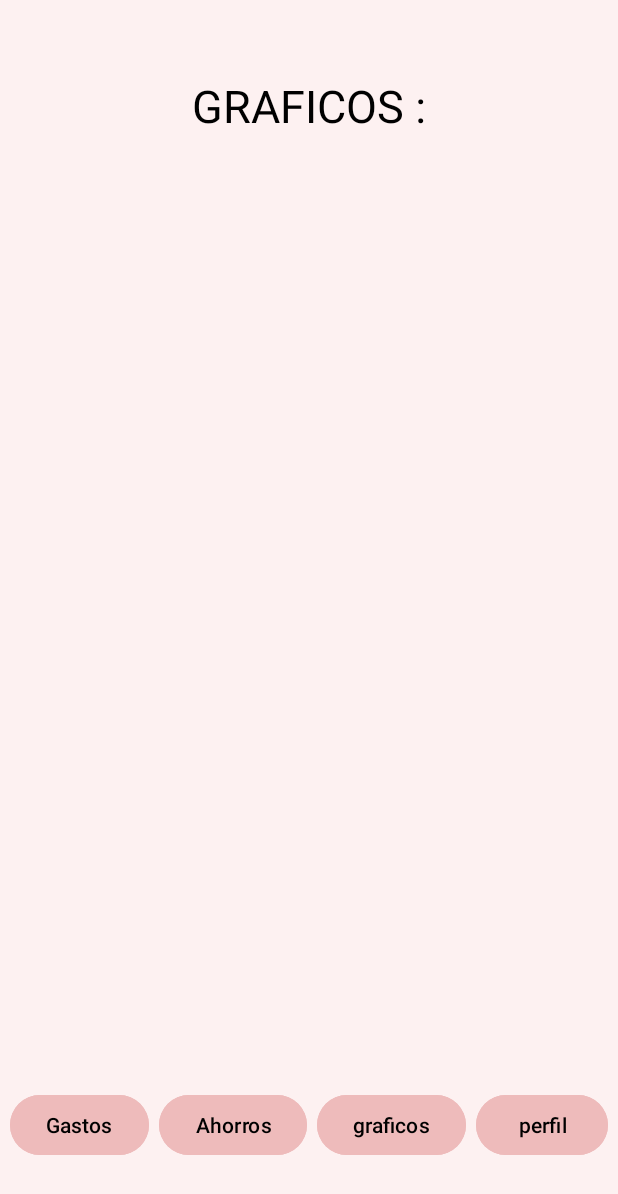
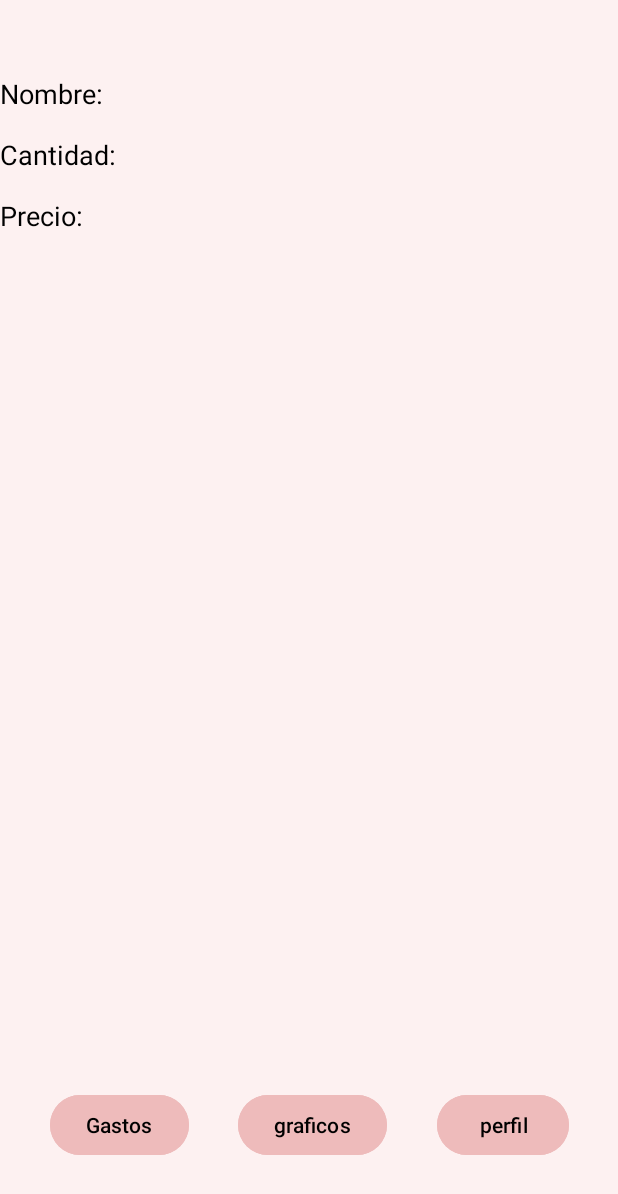
Before and after one commit to Chapicrack/final_juego, an Android app: the screen it shows after launch (GraficosActivity), after a tap on "graficos", on a phone screen of 412 x 824 dp. Shown: the top 1194 px of the screen. Run offline under Robolectric (Android 15) with nearby library versions, the phone set to English and light mode, and no system bars.

Commit message:
se elimino el boton de ahorros

```diff
--- a/app/src/main/AndroidManifest.xml
+++ b/app/src/main/AndroidManifest.xml
@@ -13,13 +13,13 @@
         android:theme="@style/Theme.Trabajo_final"
         tools:targetApi="31">
         <activity
+            android:name=".AhorrosActivity"
+            android:exported="false" />
+        <activity
             android:name=".PerfilActivity"
             android:exported="false" />
         <activity
             android:name=".GraficosActivity"
-            android:exported="false" />
-        <activity
-            android:name=".AhorrosActivity"
             android:exported="false" />
         <activity
             android:name=".activityCalculadora"
--- a/app/src/main/java/com/example/trabajo_final/GraficosActivity.kt
+++ b/app/src/main/java/com/example/trabajo_final/GraficosActivity.kt
@@ -1,43 +1,61 @@
 package com.example.trabajo_final
 
 import android.content.Intent
+import android.content.SharedPreferences
 import android.os.Bundle
 import android.widget.Button
+import android.widget.TextView
 import androidx.activity.enableEdgeToEdge
 import androidx.appcompat.app.AppCompatActivity
-import androidx.core.view.ViewCompat
-import androidx.core.view.WindowInsetsCompat
 
 class GraficosActivity : AppCompatActivity() {
+
+    private lateinit var sharedPref: SharedPreferences
+
     override fun onCreate(savedInstanceState: Bundle?) {
         super.onCreate(savedInstanceState)
         enableEdgeToEdge()
         setContentView(R.layout.activity_graficos2)
+
+        // Initialize SharedPreferences
+        sharedPref = getSharedPreferences("com.example.trabajo_final.PREFERENCE_FILE_KEY", MODE_PRIVATE)
+
+        // Find buttons in the layout
         val btnGastos = findViewById<Button>(R.id.btnGastos)
-        val btnAhorros = findViewById<Button>(R.id.btnAhorros)
         val btnGrafico = findViewById<Button>(R.id.btnGrafico)
         val btnPerfil = findViewById<Button>(R.id.btnPerfil)
 
-        btnGastos.setOnClickListener{navigatormainactivity() }
-        btnAhorros.setOnClickListener{navigatorAhorros() }
-        btnGrafico.setOnClickListener{navigatorGraficos() }
-        btnPerfil.setOnClickListener{navigatorPerfil() }
+        // Set click listeners for navigation buttons
+        btnGastos.setOnClickListener { navigatormainactivity() }
+        btnGrafico.setOnClickListener { navigatorGraficos() }
+        btnPerfil.setOnClickListener { navigatorPerfil() }
 
+        // Retrieve and display saved data
+        val savedNombre = sharedPref.getString("savedNombre", "")
+        val savedCantidad = sharedPref.getString("savedCantidad", "")
+        val savedPrecio = sharedPref.getString("savedPrecio", "")
+
+        val tvNombre = findViewById<TextView>(R.id.textViewNombre)
+        val tvCantidad = findViewById<TextView>(R.id.textViewCantidad)
+        val tvPrecio = findViewById<TextView>(R.id.textViewPrecio)
+
+        tvNombre.text = "Nombre: $savedNombre"
+        tvCantidad.text = "Cantidad: $savedCantidad"
+        tvPrecio.text = "Precio: $savedPrecio"
     }
+
     private fun navigatormainactivity() {
         val intent = Intent(this, MainActivity::class.java)
         startActivity(intent)
     }
-    private fun navigatorAhorros() {
-        val intent = Intent(this,AhorrosActivity::class.java)
+
+    private fun navigatorGraficos() {
+        val intent = Intent(this, GraficosActivity::class.java)
         startActivity(intent)
     }
-    private fun navigatorGraficos() {
-        val intent = Intent(this,GraficosActivity::class.java)
+
+    private fun navigatorPerfil() {
+        val intent = Intent(this, PerfilActivity::class.java)
         startActivity(intent)
     }
-    private fun navigatorPerfil() {
-        val intent = Intent(this,PerfilActivity::class.java)
-        startActivity(intent)
-    }
-    }
+}
--- a/app/src/main/java/com/example/trabajo_final/MainActivity.kt
+++ b/app/src/main/java/com/example/trabajo_final/MainActivity.kt
@@ -4,21 +4,15 @@ import android.content.Intent
 import android.os.Bundle
 import android.widget.Button
 import androidx.activity.enableEdgeToEdge
-import androidx.appcompat.app.AlertDialog
 import androidx.appcompat.app.AppCompatActivity
-import androidx.core.os.bundleOf
-import androidx.navigation.fragment.findNavController
-import androidx.core.view.ViewCompat
-import androidx.core.view.WindowInsetsCompat
-import androidx.navigation.findNavController
 
 class MainActivity : AppCompatActivity() {
     override fun onCreate(savedInstanceState: Bundle?) {
         super.onCreate(savedInstanceState)
         enableEdgeToEdge()
         setContentView(R.layout.activity_main)
+
         val btnGastos = findViewById<Button>(R.id.btnGastos)
-        val btnAhorros = findViewById<Button>(R.id.btnAhorros)
         val btnGrafico = findViewById<Button>(R.id.btnGrafico)
         val btnPerfil = findViewById<Button>(R.id.btnPerfil)
         val btnIngresos = findViewById<Button>(R.id.btningresos)
@@ -33,8 +27,7 @@ class MainActivity : AppCompatActivity() {
         val btnExtras = findViewById<Button>(R.id.btnExtras)
         val btnDeudas = findViewById<Button>(R.id.btnDeudas)
 
-
-        btnTransporte.setOnClickListener{navigatorCalculadora() }
+        btnTransporte.setOnClickListener { navigatorCalculadora() }
         btnComida.setOnClickListener { navigatorCalculadora() }
         btnTrabajos.setOnClickListener { navigatorCalculadora() }
         btnSuscripciones.setOnClickListener { navigatorCalculadora() }
@@ -43,28 +36,22 @@ class MainActivity : AppCompatActivity() {
         btnAccesorios.setOnClickListener { navigatorCalculadora() }
         btnUtilidad.setOnClickListener { navigatorCalculadora() }
         btnExtras.setOnClickListener { navigatorCalculadora() }
-        btnAhorros.setOnClickListener{navigatorAhorros()}
-        btnGrafico.setOnClickListener{navigatorGraficos()}
-        btnPerfil.setOnClickListener{navigatorPerfil()}
+        btnGrafico.setOnClickListener { navigatorGraficos() }
+        btnPerfil.setOnClickListener { navigatorPerfil() }
+    }
 
-
-
-        }
-        private fun navigatorCalculadora() {
-            val intent = Intent(this,activityCalculadora::class.java)
-            startActivity(intent)
-    }
-    private fun navigatorAhorros() {
-        val intent = Intent(this,AhorrosActivity::class.java)
-        startActivity(intent)
-    }
-    private fun navigatorGraficos() {
-        val intent = Intent(this,GraficosActivity::class.java)
-        startActivity(intent)
-    }
-    private fun navigatorPerfil() {
-        val intent = Intent(this,PerfilActivity::class.java)
+    private fun navigatorCalculadora() {
+        val intent = Intent(this, activityCalculadora::class.java)
         startActivity(intent)
     }
 
+    private fun navigatorGraficos() {
+        val intent = Intent(this, GraficosActivity::class.java)
+        startActivity(intent)
+    }
+
+    private fun navigatorPerfil() {
+        val intent = Intent(this, PerfilActivity::class.java)
+        startActivity(intent)
+    }
 }
--- a/app/src/main/java/com/example/trabajo_final/PerfilActivity.kt
+++ b/app/src/main/java/com/example/trabajo_final/PerfilActivity.kt
@@ -14,22 +14,16 @@ class PerfilActivity : AppCompatActivity() {
         enableEdgeToEdge()
         setContentView(R.layout.activity_perfil)
         val btnGastos = findViewById<Button>(R.id.btnGastos)
-        val btnAhorros = findViewById<Button>(R.id.btnAhorros)
         val btnGrafico = findViewById<Button>(R.id.btnGrafico)
         val btnPerfil = findViewById<Button>(R.id.btnPerfil)
 
         btnGastos.setOnClickListener{navigatormainactivity() }
-        btnAhorros.setOnClickListener{navigatorAhorros() }
         btnGrafico.setOnClickListener{navigatorGraficos() }
         btnPerfil.setOnClickListener{navigatorPerfil() }
 
     }
     private fun navigatormainactivity() {
         val intent = Intent(this, MainActivity::class.java)
-        startActivity(intent)
-    }
-    private fun navigatorAhorros() {
-        val intent = Intent(this,AhorrosActivity::class.java)
         startActivity(intent)
     }
     private fun navigatorGraficos() {
--- a/app/src/main/res/layout/activity_graficos2.xml
+++ b/app/src/main/res/layout/activity_graficos2.xml
@@ -1,26 +1,48 @@
 <?xml version="1.0" encoding="utf-8"?>
-<androidx.constraintlayout.widget.ConstraintLayout xmlns:android="http://schemas.android.com/apk/res/android"
+<androidx.constraintlayout.widget.ConstraintLayout
+    xmlns:android="http://schemas.android.com/apk/res/android"
     xmlns:app="http://schemas.android.com/apk/res-auto"
     xmlns:tools="http://schemas.android.com/tools"
     android:id="@+id/main"
     android:layout_width="match_parent"
     android:layout_height="match_parent"
     android:background="@color/rosadofondo"
-    tools:context=".MainActivity">
+    tools:context=".GraficosActivity">
 
     <TextView
-        android:id="@+id/textAhorros"
+        android:id="@+id/textViewNombre"
         android:layout_width="wrap_content"
         android:layout_height="wrap_content"
-        android:text="@string/graficos"
-        android:layout_marginTop="50dp"
-        android:textAllCaps="true"
-        android:textSize="30dp"
-        android:textColor="@color/black"
-        app:layout_constraintEnd_toEndOf="parent"
+        android:text="Nombre:"
+        android:textSize="18sp"
+        android:textColor="@android:color/black"
+        app:layout_constraintTop_toTopOf="parent"
         app:layout_constraintStart_toStartOf="parent"
-        app:layout_constraintTop_toTopOf="parent" />
+        android:layout_marginTop="50dp" />
 
+    <TextView
+        android:id="@+id/textViewCantidad"
+        android:layout_width="wrap_content"
+        android:layout_height="wrap_content"
+        android:text="Cantidad:"
+        android:textSize="18sp"
+        android:textColor="@android:color/black"
+        app:layout_constraintTop_toBottomOf="@+id/textViewNombre"
+        app:layout_constraintStart_toStartOf="parent"
+        android:layout_marginTop="16dp" />
+
+    <TextView
+        android:id="@+id/textViewPrecio"
+        android:layout_width="wrap_content"
+        android:layout_height="wrap_content"
+        android:text="Precio:"
+        android:textSize="18sp"
+        android:textColor="@android:color/black"
+        app:layout_constraintTop_toBottomOf="@+id/textViewCantidad"
+        app:layout_constraintStart_toStartOf="parent"
+        android:layout_marginTop="16dp" />
+
+    <!-- Botones de navegación -->
     <Button
         android:id="@+id/btnGastos"
         android:layout_width="wrap_content"
@@ -29,21 +51,11 @@
         android:text="@string/Gastos"
         android:textColor="@color/black"
         app:layout_constraintBottom_toBottomOf="parent"
-        app:layout_constraintEnd_toStartOf="@+id/btnAhorros"
+        app:layout_constraintEnd_toStartOf="@+id/btnGrafico"
         app:layout_constraintStart_toStartOf="parent"
         android:layout_marginBottom="50dp" />
 
-    <Button
-        android:id="@+id/btnAhorros"
-        android:layout_width="wrap_content"
-        android:layout_height="wrap_content"
-        android:backgroundTint="@color/rosadobotones"
-        android:text="@string/Ahorros"
-        android:textColor="@color/black"
-        app:layout_constraintBottom_toBottomOf="parent"
-        app:layout_constraintEnd_toStartOf="@+id/btnGrafico"
-        app:layout_constraintStart_toEndOf="@+id/btnGastos"
-        android:layout_marginBottom="50dp" />
+
 
     <Button
         android:id="@+id/btnGrafico"
@@ -54,7 +66,7 @@
         android:textColor="@color/black"
         app:layout_constraintBottom_toBottomOf="parent"
         app:layout_constraintEnd_toStartOf="@id/btnPerfil"
-        app:layout_constraintStart_toEndOf="@+id/btnAhorros"
+        app:layout_constraintStart_toEndOf="@+id/btnGastos"
         android:layout_marginBottom="50dp" />
 
     <Button
--- a/app/src/main/res/values/strings.xml
+++ b/app/src/main/res/values/strings.xml
@@ -26,6 +26,4 @@
     <string name="eliminar">eliminar :</string>
 
 
-
-
 </resources>
```
Also changed, not shown: app/src/main/java/com/example/trabajo_final/AhorrosActivity.kt (deleted, +0 -43 lines), app/src/main/java/com/example/trabajo_final/activityCalculadora.kt (+16 -11 lines), app/src/main/res/layout/activity_ahorros.xml (deleted, +0 -72 lines), app/src/main/res/layout/activity_calculadorta.xml (+12 -15 lines), app/src/main/res/layout/activity_main.xml (+3 -13 lines), app/src/main/res/layout/activity_perfil.xml (+3 -13 lines).
